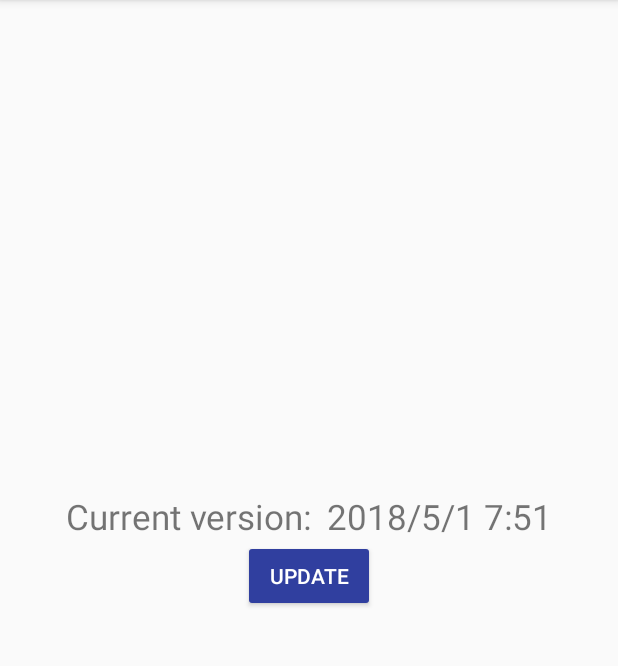
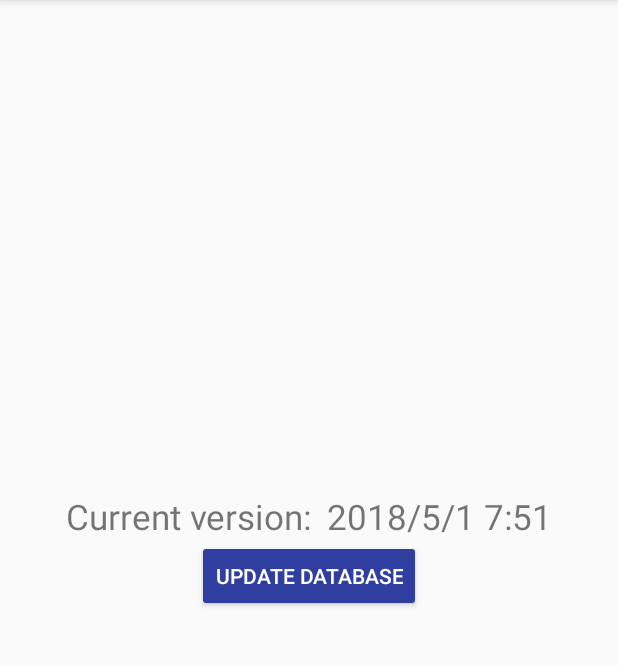
Before and after one commit to npes87184/PokeResearchDictionary, an Android app: the fragment UpdateFragment placed in its activity, on a phone screen of 412 x 824 dp, the part 84-750 px from its top. Run offline under Robolectric (Android 15) with nearby library versions, the phone set to English and light mode, and no system bars.

Commit message:
update string

```diff
--- a/app/src/main/res/values/strings.xml
+++ b/app/src/main/res/values/strings.xml
@@ -7,7 +7,7 @@
     <string name="dict_dialog_hint">Flying type</string>
     <string name="dict_dialog_ok">OK</string>
     <string name="dict_dialog_cancel">End</string>
-    <string name="no_result">No result</string>
+    <string name="no_result">No result, you can update database in app and try again.</string>
 
     <!-- about page related -->
     <string name="contact">Contact Me</string>
@@ -27,13 +27,11 @@
 
     <!-- Update fragment related -->
     <string name="current_version">Current version:</string>
-    <string name="update">Update</string>
+    <string name="update">Update database</string>
     <string name="check_update">Check Update</string>
     <string name="checking">Checking\u2026</string>
     <string name="current_is_latest">Current version of database is the latest.</string>
     <string name="no_network">No network</string>
     <string name="updated">Database updated!</string>
 
-    <!-- TODO: Remove or change this placeholder text -->
-
 </resources>
```
Also changed, not shown: 1 other file.
